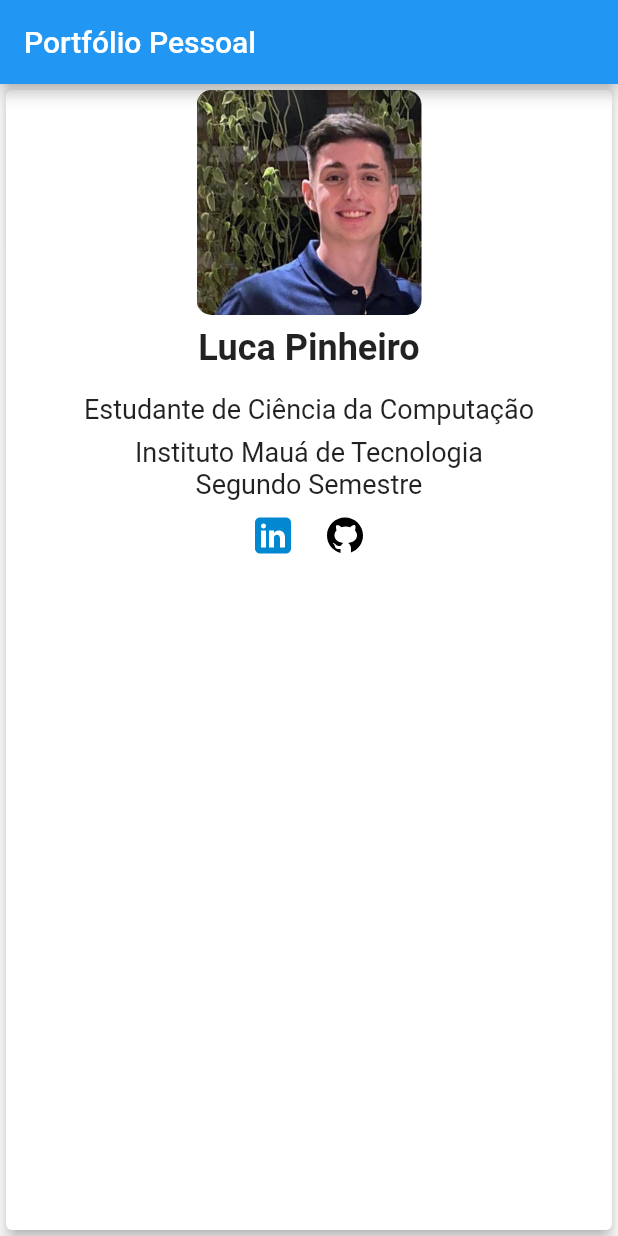
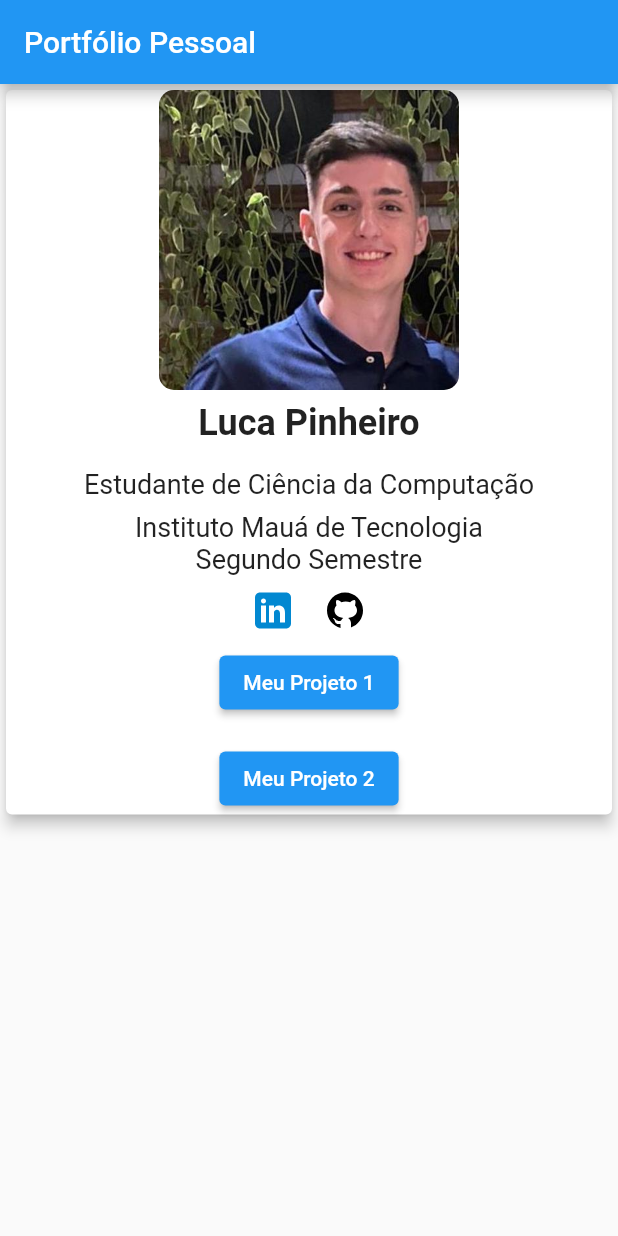
Before and after one commit to LucaPinheiro/ProjetoFinal-Portifolio-PAE, a Flutter app: the screen it shows after launch, on a phone screen of 412 x 824 dp. Run offline on Flutter 3.47's test engine with Material 2 defaults, Android fonts, the phone set to English and light mode, and no system bars; our stand-ins replace flutter_svg.

Commit message:
adicionando botões para linkar projetos

```diff
--- a/lib/main.dart
+++ b/lib/main.dart
@@ -1,6 +1,7 @@
 import 'package:flutter/material.dart';
 import 'package:projeto_final/pages/home_page.dart';
-import 'package:projeto_final/widgets/custom_card.dart';
+import 'package:url_launcher/url_launcher.dart';
+import 'package:flutter_svg/flutter_svg.dart';
 
 void main() {
   runApp(MyApp());
@@ -12,6 +13,8 @@ class MyApp extends StatelessWidget {
     return MaterialApp(
       theme: ThemeData(
         primarySwatch: Colors.blue,
+        primaryColor: Colors.blue,
+        hintColor: Colors.blueAccent,
       ),
       home: HomePage(),
     );
--- a/lib/pages/home_page.dart
+++ b/lib/pages/home_page.dart
@@ -8,11 +8,13 @@ class HomePage extends StatelessWidget {
       appBar: AppBar(
         title: Text('Portfólio Pessoal'),
       ),
-      body: Center(
-        child: CustomCard(
-          title: 'Luca Pinheiro',
-          description: 'Estudante de Ciência da Computação',
-          imagePath: 'assets/luca_pinheiro.jpg',
+      body: SingleChildScrollView(
+        child: Center(
+          child: CustomCard(
+            title: 'Luca Pinheiro',
+            description: 'Estudante de Ciência da Computação',
+            imagePath: 'assets/luca_pinheiro.jpg',
+          ),
         ),
       ),
     );
--- a/lib/widgets/custom_card.dart
+++ b/lib/widgets/custom_card.dart
@@ -28,7 +28,7 @@ class CustomCard extends StatelessWidget {
       child: Column(
         children: [
           Container(
-            height: 150,
+            height: 200,
             decoration: BoxDecoration(
               borderRadius: BorderRadius.circular(10.0),
             ),
@@ -89,6 +89,19 @@ class CustomCard extends StatelessWidget {
               ),
             ],
           ),
+          ElevatedButton(
+            onPressed: () {
+              _launchURL('https://twitter-home-page-react.vercel.app/');
+            },
+            child: Text('Meu Projeto 1'),
+          ),
+          SizedBox(height: 16),
+          ElevatedButton(
+            onPressed: () {
+              _launchURL('https://clinica-de-nutricao.vercel.app/');
+            },
+            child: Text('Meu Projeto 2'),
+          ),
         ],
       ),
     );
```
Also changed, not shown: 1 other file.
